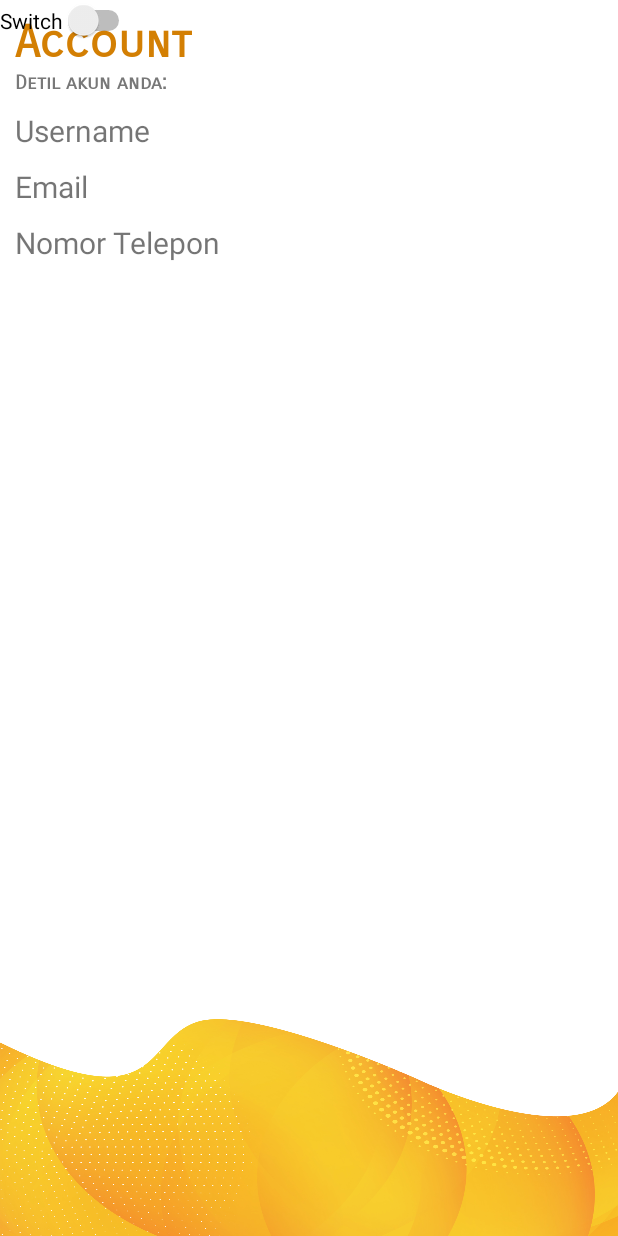
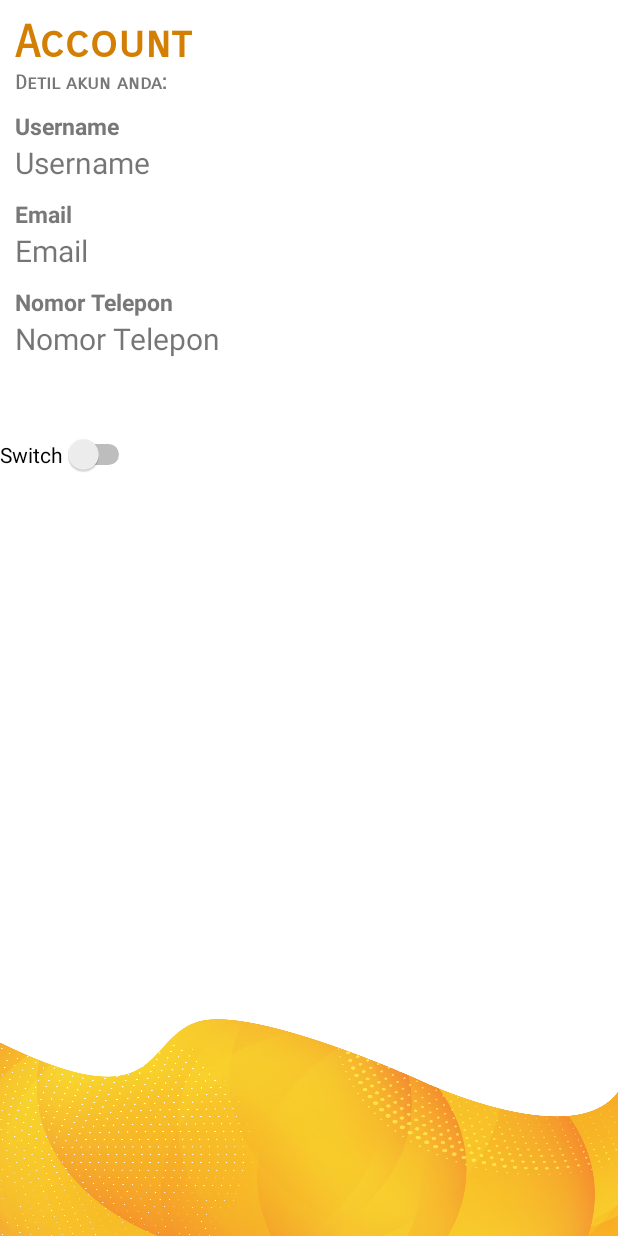
Before and after one commit to nizarbinrukani/NgrembelApp, an Android app: the layout activity_show_account.xml on its own in the app's theme, with its tools: preview values and no code run, on a phone screen of 412 x 824 dp. Run offline under Robolectric (Android 15) with nearby library versions, the phone set to English and light mode, and no system bars.

Commit message:
Tambah halaman informasi dan edit halaman show account

```diff
--- a/app/src/main/AndroidManifest.xml
+++ b/app/src/main/AndroidManifest.xml
@@ -16,9 +16,15 @@
         android:supportsRtl="true"
         android:theme="@style/Theme.MyApplication.NoActionBar">
         <activity
+            android:name=".ui.Informasi"
+            android:exported="true"></activity>
+        <activity android:name=".ui.ShowAccount"
+            android:exported="true"></activity>
+        <activity
             android:name=".MakanMinum"
             android:label="@string/title_activity_makan_minum"
-            android:theme="@style/Theme.MyApplication.NoActionBar.NoActionBar"></activity>
+            android:theme="@style/Theme.MyApplication.NoActionBar.NoActionBar" />
+
         <!--
              The API key for Google Maps-based APIs is defined as a string resource.
              (See the file "res/values/google_maps_api.xml").
--- a/app/src/main/java/com/example/myapplication/MenuActivity.java
+++ b/app/src/main/java/com/example/myapplication/MenuActivity.java
@@ -82,4 +82,5 @@ public class MenuActivity extends AppCompatActivity {
         Intent i = new Intent(MenuActivity.this, LocationActivity.class);
         startActivity(i);
     }
+
 }
--- a/app/src/main/java/com/example/myapplication/ui/main/PlaceholderFragment.java
+++ b/app/src/main/java/com/example/myapplication/ui/main/PlaceholderFragment.java
@@ -47,7 +47,7 @@ public class PlaceholderFragment extends Fragment {
             @NonNull LayoutInflater inflater, ViewGroup container,
             Bundle savedInstanceState) {
         View root = inflater.inflate(R.layout.fragment_makan_minum, container, false);
-        final TextView textView = root.findViewById(R.id.section_label);
+        //final TextView textView = root.findViewById(R.id.section_label);
         /*pageViewModel.getText().observe(this, new Observer<String>() {
             @Override
             public void onChanged(@Nullable String s) {
--- a/app/src/main/res/layout/activity_show_account.xml
+++ b/app/src/main/res/layout/activity_show_account.xml
@@ -33,19 +33,32 @@
 <!--        app:layout_constraintTop_toBottomOf="@+id/password3" />-->
 
     <TextView
+        android:id="@+id/label_email"
+        android:layout_width="wrap_content"
+        android:layout_height="wrap_content"
+        android:layout_marginStart="10dp"
+        android:fontFamily="sans-serif"
+        android:layout_marginTop="10dp"
+        android:text="Email"
+        android:textColor="#787878"
+        android:textSize="15sp"
+        android:textStyle="bold"
+        app:layout_constraintStart_toStartOf="parent"
+        app:layout_constraintTop_toBottomOf="@+id/usernameText"/>
+
+    <TextView
         android:id="@+id/emailText"
         android:layout_width="0dp"
         android:layout_height="wrap_content"
         android:layout_marginStart="10dp"
         android:layout_marginEnd="10dp"
-        android:layout_marginTop="10dp"
         android:textSize="20sp"
         android:fontFamily="sans-serif"
         android:text="Email"
         app:layout_constraintEnd_toEndOf="parent"
         app:layout_constraintHorizontal_bias="0.193"
         app:layout_constraintStart_toStartOf="parent"
-        app:layout_constraintTop_toBottomOf="@+id/usernameText"/>
+        app:layout_constraintTop_toBottomOf="@+id/label_email"/>
 
 <!--    <EditText-->
 <!--        android:id="@+id/password4"-->
@@ -65,19 +78,31 @@
 <!--        app:layout_constraintTop_toBottomOf="@+id/username3" />-->
 
     <TextView
+        android:id="@+id/label_noTelp"
+        android:layout_width="wrap_content"
+        android:layout_height="wrap_content"
+        android:layout_marginStart="10dp"
+        android:fontFamily="sans-serif"
+        android:layout_marginTop="10dp"
+        android:text="Nomor Telepon"
+        android:textColor="#787878"
+        android:textSize="15sp"
+        android:textStyle="bold"
+        app:layout_constraintStart_toStartOf="parent"
+        app:layout_constraintTop_toBottomOf="@+id/emailText"/>
+    <TextView
         android:id="@+id/noTelpText"
         android:layout_width="0dp"
         android:layout_height="wrap_content"
         android:layout_marginStart="10dp"
         android:layout_marginEnd="10dp"
-        android:layout_marginTop="10dp"
         android:fontFamily="sans-serif"
         android:textSize="20sp"
         android:text="Nomor Telepon"
         app:layout_constraintEnd_toEndOf="parent"
         app:layout_constraintHorizontal_bias="0.483"
         app:layout_constraintStart_toStartOf="parent"
-        app:layout_constraintTop_toBottomOf="@+id/emailText"/>
+        app:layout_constraintTop_toBottomOf="@+id/label_noTelp"/>
 
 <!--    <EditText-->
 <!--        android:id="@+id/password5"-->
@@ -124,11 +149,24 @@
         app:layout_constraintTop_toBottomOf="@+id/textView7" />
 
     <TextView
+        android:id="@+id/label_username"
+        android:layout_width="wrap_content"
+        android:layout_height="wrap_content"
+        android:layout_marginStart="10dp"
+        android:fontFamily="sans-serif"
+        android:layout_marginTop="10dp"
+        android:text="Username"
+        android:textColor="#787878"
+        android:textSize="15sp"
+        android:textStyle="bold"
+        app:layout_constraintStart_toStartOf="parent"
+        app:layout_constraintTop_toBottomOf="@+id/textView8"/>
+
+    <TextView
         android:id="@+id/usernameText"
         android:layout_width="0dp"
         android:layout_height="wrap_content"
         android:layout_marginStart="10dp"
-        android:layout_marginTop="10dp"
         android:layout_marginEnd="10dp"
         android:fontFamily="sans-serif"
         android:textSize="20sp"
@@ -136,15 +174,24 @@
         app:layout_constraintEnd_toEndOf="parent"
         app:layout_constraintHorizontal_bias="0.0"
         app:layout_constraintStart_toStartOf="parent"
-        app:layout_constraintTop_toBottomOf="@+id/textView8"/>
+        app:layout_constraintTop_toBottomOf="@+id/label_username"/>
 
+    <View
+        android:id="@+id/jarakNoTelpSwitch"
+        android:layout_width="0dp"
+        android:layout_height="50dp"
+        android:layout_weight="1"
+        app:layout_constraintStart_toStartOf="parent"
+        app:layout_constraintTop_toBottomOf="@+id/noTelpText"/>
     <Switch
         android:id="@+id/switch1"
         android:layout_width="wrap_content"
         android:layout_height="wrap_content"
         android:text="Switch"
         tools:layout_editor_absoluteX="2dp"
-        tools:layout_editor_absoluteY="283dp" />
+        tools:layout_editor_absoluteY="283dp"
+        app:layout_constraintStart_toStartOf="parent"
+        app:layout_constraintTop_toBottomOf="@+id/jarakNoTelpSwitch"/>
 
     <!--    <EditText-->
 <!--        android:id="@+id/username3"-->
```
